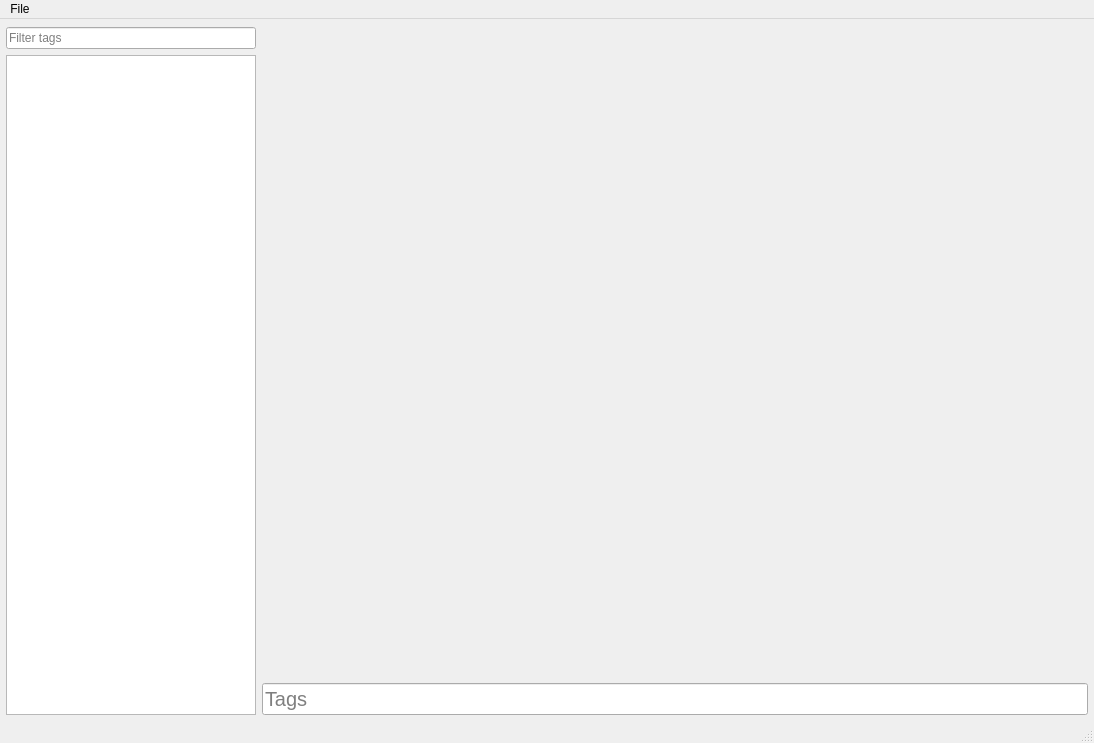
Old version of the form mainwindow.ui in the repository gbizzotto/eptg.
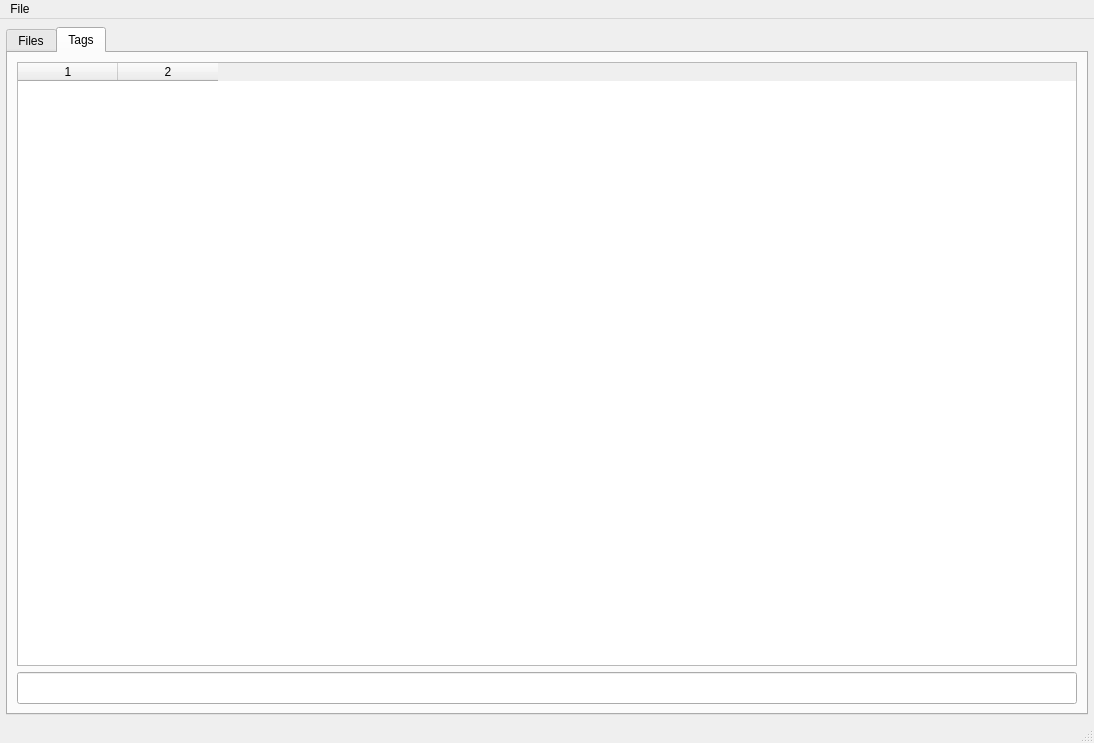
New version of the form. The open tabs and pages were chosen to show the change.

Commit message: Tag list.

```diff
--- a/mainwindow.ui
+++ b/mainwindow.ui
@@ -28,6 +28,28 @@
      <number>6</number>
     </property>
     <item>
+     <widget class="QTabWidget" name="tabWidget">
+      <property name="currentIndex">
+       <number>0</number>
+      </property>
+      <widget class="QWidget" name="tabFiles">
+       <attribute name="title">
+        <string>Files</string>
+       </attribute>
+       <layout class="QHBoxLayout" name="horizontalLayout_5">
+        <property name="leftMargin">
+         <number>6</number>
+        </property>
+        <property name="topMargin">
+         <number>6</number>
+        </property>
+        <property name="rightMargin">
+         <number>6</number>
+        </property>
+        <property name="bottomMargin">
+         <number>6</number>
+        </property>
+        <item>
      <layout class="QVBoxLayout" name="verticalLayout_2">
       <property name="spacing">
        <number>-1</number>
@@ -132,6 +154,50 @@
        </layout>
       </item>
      </layout>
+        </item>
+       </layout>
+      </widget>
+      <widget class="QWidget" name="tabTags">
+       <attribute name="title">
+        <string>Tags</string>
+       </attribute>
+       <layout class="QVBoxLayout" name="verticalLayout">
+        <item>
+         <widget class="QTableWidget" name="tagList">
+          <property name="editTriggers">
+           <set>QAbstractItemView::NoEditTriggers</set>
+          </property>
+          <property name="selectionBehavior">
+           <enum>QAbstractItemView::SelectRows</enum>
+          </property>
+          <property name="sortingEnabled">
+           <bool>true</bool>
+          </property>
+          <property name="columnCount">
+           <number>2</number>
+          </property>
+          <attribute name="horizontalHeaderDefaultSectionSize">
+           <number>100</number>
+          </attribute>
+          <attribute name="verticalHeaderVisible">
+           <bool>false</bool>
+          </attribute>
+          <column/>
+          <column/>
+         </widget>
+        </item>
+        <item>
+         <widget class="QLineEdit" name="editTagTags">
+          <property name="font">
+           <font>
+            <pointsize>15</pointsize>
+           </font>
+          </property>
+         </widget>
+        </item>
+       </layout>
+      </widget>
+     </widget>
     </item>
    </layout>
   </widget>
```
Left out of the diff: 2 changed lines with no effect on the pictures. Lines whose indentation alone changed are shown as unchanged. The commit also changes 2 other files.
